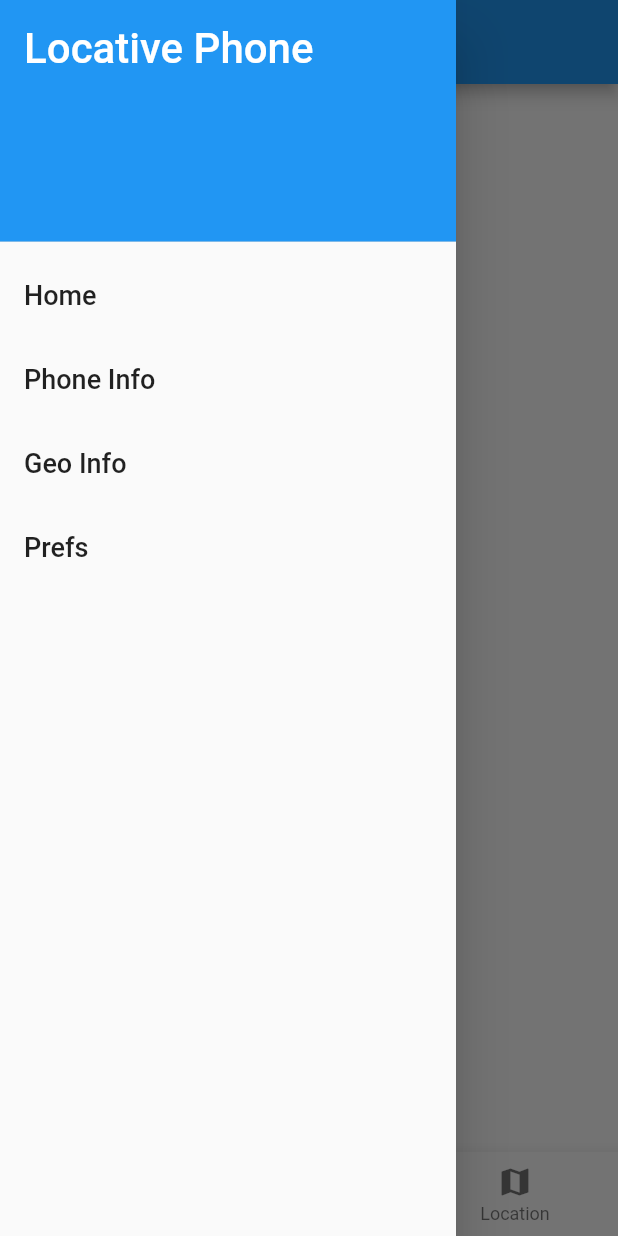
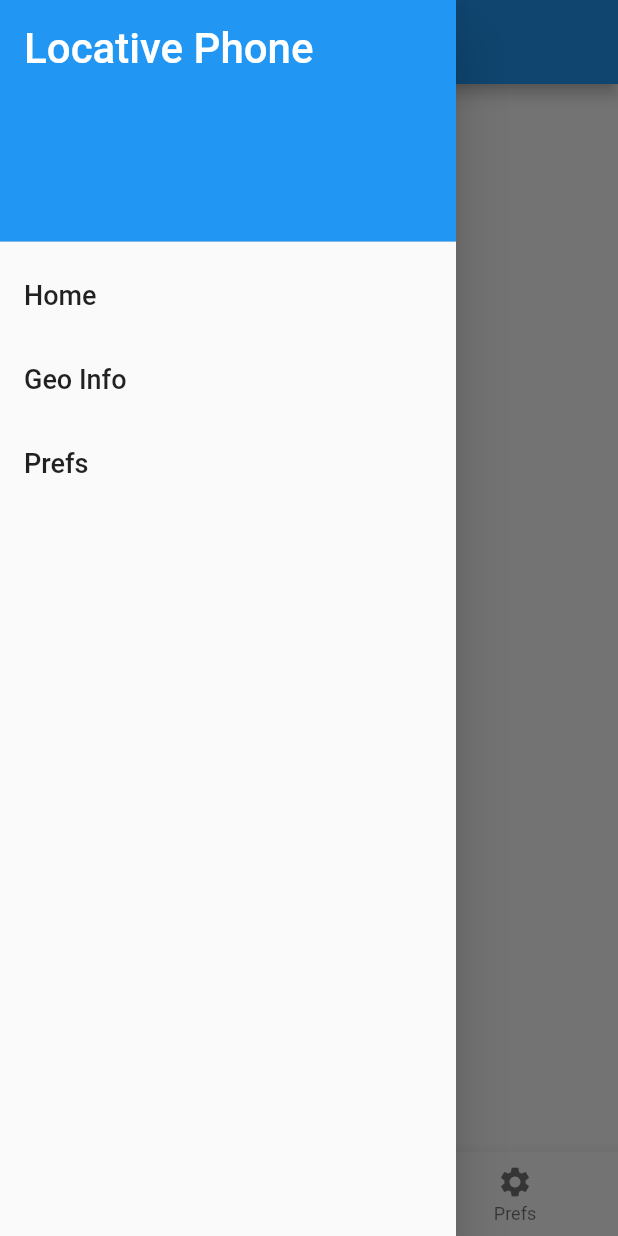
Before and after one commit to dbh/phone_location, a Flutter app: the GeoScreen screen opened by its route, with the side drawer open, on a phone screen of 412 x 824 dp. Run offline on Flutter 3.47's test engine with Material 2 defaults, Android fonts, the phone set to English and light mode, and no system bars; our stand-ins replace device_info_plus, geolocator, shared_preferences; missing offline and left inert: mqtt_client; accounts and stored records are empty.

Commit message:
UI cleanup

```diff
--- a/lib/main.dart
+++ b/lib/main.dart
@@ -1,7 +1,7 @@
 import 'package:flutter/material.dart';
 // import 'package:phone_location/screens/geo_screen_old.dart';
 import 'package:phone_location/screens/geo_screen.dart';
-import 'package:phone_location/screens/phone_info_screen.dart';
+// import 'package:phone_location/screens/phone_info_screen.dart';
 import 'package:phone_location/screens/preferences.dart';
 import 'package:phone_location/shared/user_phone_data.dart';
 import 'package:phone_location/shared/user_shared_prefs.dart';
@@ -32,7 +32,7 @@ class MyApp extends StatelessWidget {
       // home: HomeScreen(),
       routes: {
         '/': (context) => HomeScreen(),
-        'phone': (context) => PhoneScreen(),
+        // 'phone': (context) => PhoneScreen(),
         'geo': (context) => GeoScreen(),
         'prefs': (context) => PreferencesScreen()
       },
--- a/lib/screens/home_screen.dart
+++ b/lib/screens/home_screen.dart
@@ -7,6 +7,7 @@ import 'package:flutter/material.dart';
 
 import '../shared/menu_drawer.dart';
 import '../shared/menu_bottom.dart';
+import 'package:phone_location/device_info.dart';
 
 class HomeScreen extends StatefulWidget {
   // const HomeScreen({Key? key}) : super(key: key)
@@ -30,9 +31,7 @@ class _HomeScreen extends State<HomeScreen> {
       appBar: AppBar(title: Text('Home')),
       drawer: MenuDrawer(),
       body: Column(
-        children: [
-          Text('Home'),
-        ],
+        children: [Text('Home'), const Text('Phone Info'), DeviceInfo()],
       ),
       bottomNavigationBar: const MenuBottom(),
     );
--- a/lib/shared/menu_bottom.dart
+++ b/lib/shared/menu_bottom.dart
@@ -13,12 +13,12 @@ class MenuBottom extends StatelessWidget {
           label: 'Home',
         ),
         const BottomNavigationBarItem(
-          icon: Icon(Icons.phone_iphone),
-          label: 'Phone',
+          icon: Icon(Icons.map),
+          label: 'Location',
         ),
         const BottomNavigationBarItem(
-          icon: Icon(Icons.map),
-          label: 'Location',
+          icon: Icon(Icons.settings),
+          label: 'Prefs',
         ),
       ],
       onTap: (int index) {
@@ -27,10 +27,10 @@ class MenuBottom extends StatelessWidget {
             Navigator.pushNamed(context, '/');
             break;
           case 1:
-            Navigator.pushNamed(context, 'phone');
+            Navigator.pushNamed(context, 'geo');
             break;
           case 2:
-            Navigator.pushNamed(context, 'geo');
+            Navigator.pushNamed(context, 'prefs');
             break;
         }
       },
--- a/lib/shared/menu_drawer.dart
+++ b/lib/shared/menu_drawer.dart
@@ -1,6 +1,6 @@
 import 'package:flutter/material.dart';
 import '../screens/home_screen.dart';
-import '../screens/phone_info_screen.dart';
+// import '../screens/phone_info_screen.dart';
 import '../screens/preferences.dart';
 import '../screens/geo_screen.dart';
 
@@ -17,7 +17,12 @@ class MenuDrawer extends StatelessWidget {
   }
 
   List<Widget> buildMenuItems(BuildContext context) {
-    final List<String> menuTitles = ['Home', 'Phone Info', 'Geo Info', 'Prefs'];
+    final List<String> menuTitles = [
+      'Home',
+      // 'Phone Info',
+      'Geo Info',
+      'Prefs',
+    ];
 
     List<Widget> menuItems = [];
 
@@ -40,9 +45,6 @@ class MenuDrawer extends StatelessWidget {
             case 'Home':
               screen = HomeScreen();
               break;
-            case 'Phone Info':
-              screen = PhoneScreen();
-              break;
             case 'Geo Info':
               screen = GeoScreen();
               break;
```
Also changed, not shown: lib/screens/phone_info_screen.dart (deleted, +0 -18 lines).
